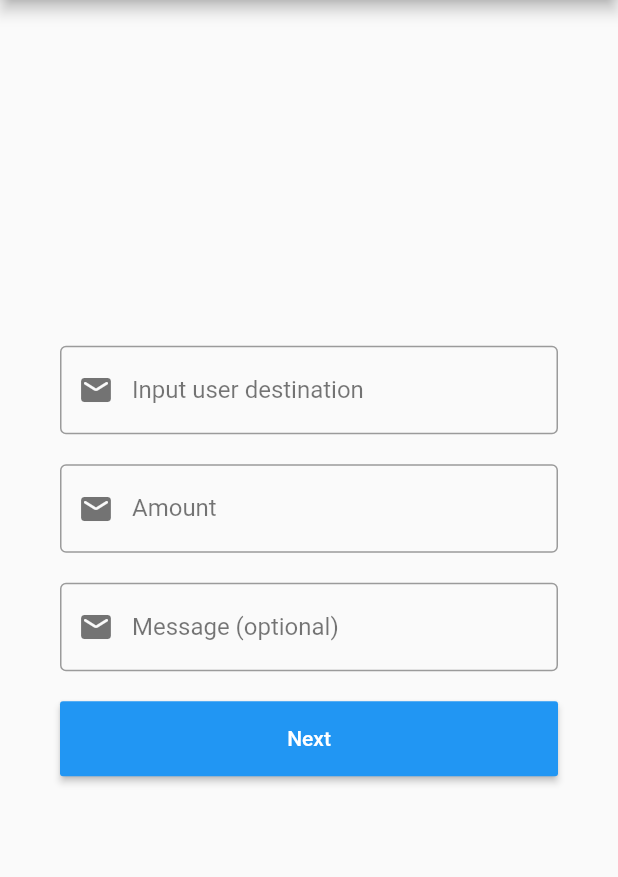
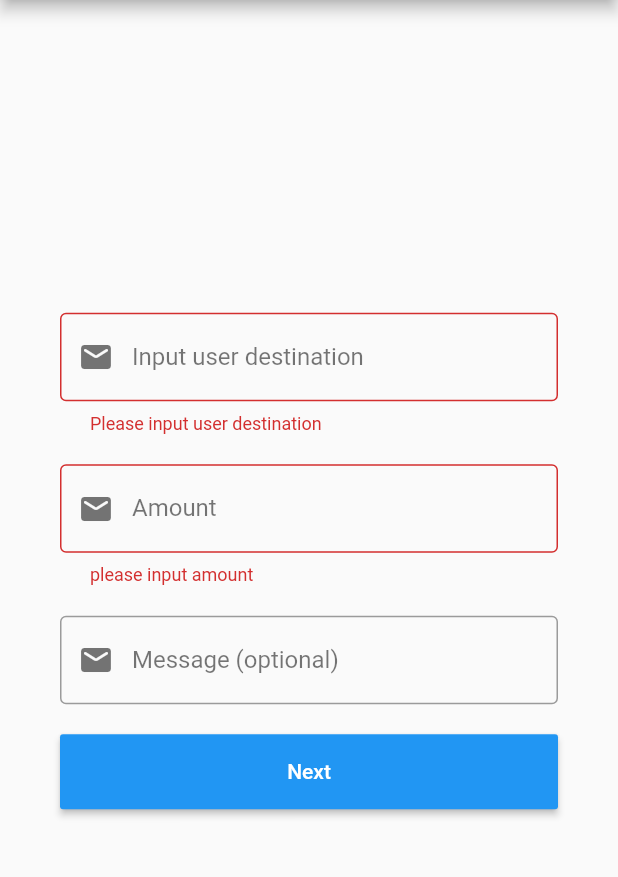
Before and after one commit to marcellinus-witarsah/e_wallet_app, a Flutter app: the Transfer screen opened directly, after a tap on "Next", on a phone screen of 412 x 824 dp, the part 84-961 px from its top. Run offline on Flutter 3.47's test engine with Material 2 defaults, Android fonts, the phone set to English and light mode, and no system bars; our stand-ins replace cloud_firestore, country_code_picker, firebase_auth, firebase_core, fluttertoast; missing offline and left inert: cloud_firestore_web, firebase_auth_web, firebase_core_web; accounts and stored records are empty.

Commit message:
update transfer dan top up

```diff
--- /dev/null
+++ b/lib/model/transaction_model.dart
@@ -0,0 +1,15 @@
+class Transaction {
+  final String senderId;
+  final String receiverId;
+  final String desc;
+  final double amount;
+  final DateTime timestamp;
+
+  Transaction({
+    required this.senderId,
+    required this.receiverId,
+    required this.desc,
+    required this.amount,
+    required this.timestamp,
+  });
+}
--- a/lib/services/auth.dart
+++ b/lib/services/auth.dart
@@ -20,7 +20,7 @@ class AuthService {
     return user != null ? UserModel(user.uid) : null;
   }
 
-  Stream<UserModel?> get onAuthStateChanged {
+  Stream<UserModel?> get user {
     return _authInstance.authStateChanges().map(_userFromFirebase);
   }
 
--- a/lib/view/signin_page.dart
+++ b/lib/view/signin_page.dart
@@ -23,7 +23,7 @@ class _SignInState extends State<SignIn> {
   @override
   Widget build(BuildContext context) {
     //global key is used for vaildating user input inside each text field according to its validation rules
-    final _auth = Provider.of<AuthService>(context);
+    final _auth = AuthService(FirebaseAuth.instance);
     final _formKey = GlobalKey<FormState>();
     final _emailController = TextEditingController();
     final _passwordController = TextEditingController();
--- a/lib/view/signup_page.dart
+++ b/lib/view/signup_page.dart
@@ -1,3 +1,4 @@
+import 'package:cloud_firestore/cloud_firestore.dart';
 import 'package:country_code_picker/country_code_picker.dart';
 import 'package:e_wallet_app/constants.dart';
 import 'package:e_wallet_app/model/user_model.dart';
@@ -21,8 +22,8 @@ class SignUp extends StatefulWidget {
 class _SignUpState extends State<SignUp> {
   @override
   Widget build(BuildContext context) {
-    final _auth = Provider.of<AuthService>(context);
-    final _db = Provider.of<DatabaseService>(context);
+    final _auth = AuthService(FirebaseAuth.instance);
+    final _db = DatabaseService(FirebaseFirestore.instance);
     final _formKey = GlobalKey<FormState>();
     final _firstNameController = TextEditingController();
     final _lastNameController = TextEditingController();
@@ -42,7 +43,6 @@ class _SignUpState extends State<SignUp> {
           User? user = _auth.authInstance.currentUser;
 
           Map<String, dynamic> data = {
-            'uid': user?.uid,
             'email': user?.email,
             'password': _passwordConfirmController.text,
             'firstName': _firstNameController.text,
--- a/lib/view/top_up.dart
+++ b/lib/view/top_up.dart
@@ -1,5 +1,6 @@
 import 'dart:io';
 
+import 'package:cloud_firestore/cloud_firestore.dart';
 import 'package:e_wallet_app/model/user_model.dart';
 import 'package:e_wallet_app/services/auth.dart';
 import 'package:e_wallet_app/services/db.dart';
@@ -21,11 +22,8 @@ class _TopUpState extends State<TopUp> {
   @override
   Widget build(BuildContext context) {
     final _nominalTopUpController = TextEditingController();
-    final _auth = Provider.of<AuthService>(context);
-    final _db = Provider.of<DatabaseService>(context);
     final _userModel = Provider.of<UserModel>(context);
 
-    Text txt;
     final nominalTopUp = Container(
       child: TextFormField(
         autofocus: false,
--- a/lib/view/transfer_page.dart
+++ b/lib/view/transfer_page.dart
@@ -1,7 +1,9 @@
+import 'package:cloud_firestore/cloud_firestore.dart';
 import 'package:e_wallet_app/model/user_model.dart';
 import 'package:e_wallet_app/services/db.dart';
 import 'package:e_wallet_app/view/signin_page.dart';
 import 'package:flutter/material.dart';
+import 'package:flutter/services.dart';
 import 'package:fluttertoast/fluttertoast.dart';
 import 'package:provider/provider.dart';
 
@@ -10,11 +12,21 @@ class Transfer extends StatelessWidget {
 
   @override
   Widget build(BuildContext context) {
+    final _formKey = GlobalKey<FormState>();
     final _userDestinationController = TextEditingController();
     final _nominalTransferController = TextEditingController();
     final _messageTransferController = TextEditingController();
     final _userModel = Provider.of<UserModel>(context);
-    final _db = Provider.of<DatabaseService>(context);
+
+    void transferMoney(receiverEmail, amount, desc) async {
+      //using exclamation mark (!) in front variable for telling flutter that the variable is not null
+      //this is happen because flutter will not allow null variable as it will cause compile error
+      if (_formKey.currentState!.validate()) {
+        dynamic msg = await _userModel.transfer(
+            receiverEmail, double.parse(amount), desc);
+        Fluttertoast.showToast(msg: msg);
+      }
+    }
 
     final userDestination = Container(
       child: TextFormField(
@@ -22,6 +34,11 @@ class Transfer extends StatelessWidget {
         //using controller for listen and capture email input from user
         controller: _userDestinationController,
         //adding validator for email
+        validator: (value) {
+          if (value!.isEmpty) {
+            return ("Please input user destination");
+          }
+        },
         decoration: InputDecoration(
           contentPadding: const EdgeInsets.all(20),
           prefixIcon: Icon(
@@ -43,6 +60,15 @@ class Transfer extends StatelessWidget {
         //using controller for listen and capture email input from user
         controller: _nominalTransferController,
         //adding validator for email
+        validator: (value) {
+          if (value!.isEmpty) {
+            return ("please input amount");
+          }
+          if (double.parse(value) < 10000) {
+            return ("Transaction must be at least 10.000");
+          }
+        },
+        keyboardType: TextInputType.number,
         decoration: InputDecoration(
           contentPadding: const EdgeInsets.all(20),
           prefixIcon: Icon(
@@ -64,6 +90,11 @@ class Transfer extends StatelessWidget {
         //using controller for listen and capture email input from user
         controller: _messageTransferController,
         //adding validator for email
+        validator: (value) {
+          if (value!.length > 50) {
+            return ("message can't be more than 50 characters");
+          }
+        },
         decoration: InputDecoration(
           contentPadding: const EdgeInsets.all(20),
           prefixIcon: Icon(
@@ -90,6 +121,7 @@ class Transfer extends StatelessWidget {
               horizontal: 40,
             ),
             child: Form(
+              key: _formKey,
               child: Column(
                 mainAxisAlignment: MainAxisAlignment.center,
                 children: <Widget>[
@@ -114,8 +146,12 @@ class Transfer extends StatelessWidget {
                       splashColor: Colors.blueGrey,
                       child: const Text("Next"),
                       onPressed: () async {
-                        await _db
-                            .getUserByEmail(_userDestinationController.text);
+                        dynamic message = _messageTransferController.text;
+                        if (message.isEmpty) {
+                          message = "transfer to other user";
+                        }
+                        transferMoney(_userDestinationController.text,
+                            _nominalTransferController.text, message);
                       },
                     ),
                   ),
```
Also changed, not shown: lib/main.dart (+4 -16 lines), lib/model/user_model.dart (+44 -39 lines), lib/services/db.dart (+33 -15 lines), lib/view/home_page.dart (+4 -5 lines), lib/wrapper.dart (+27 -23 lines), 4 other files.
